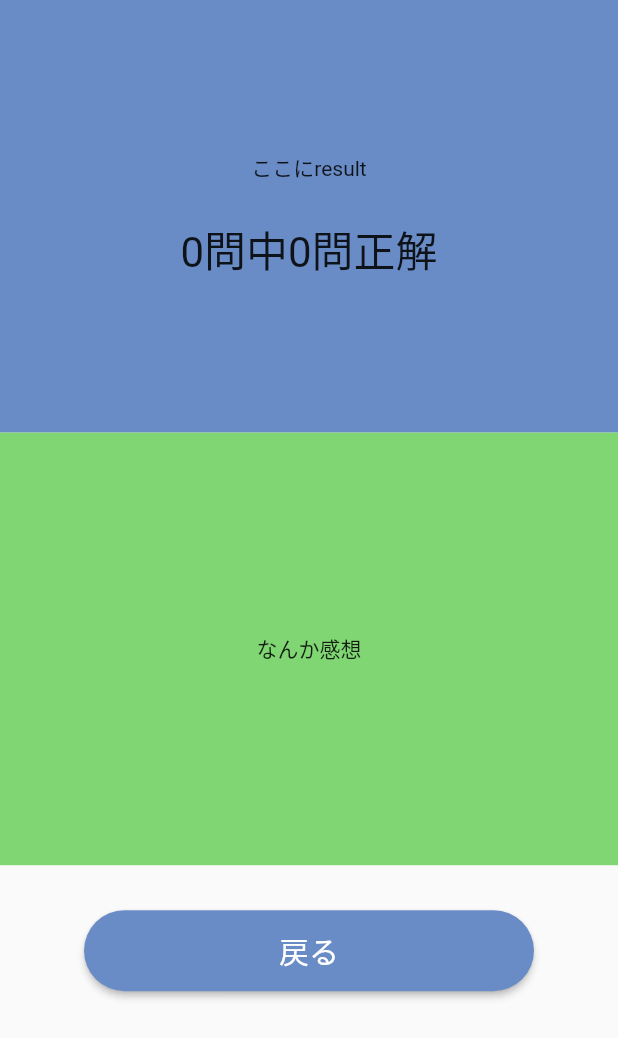
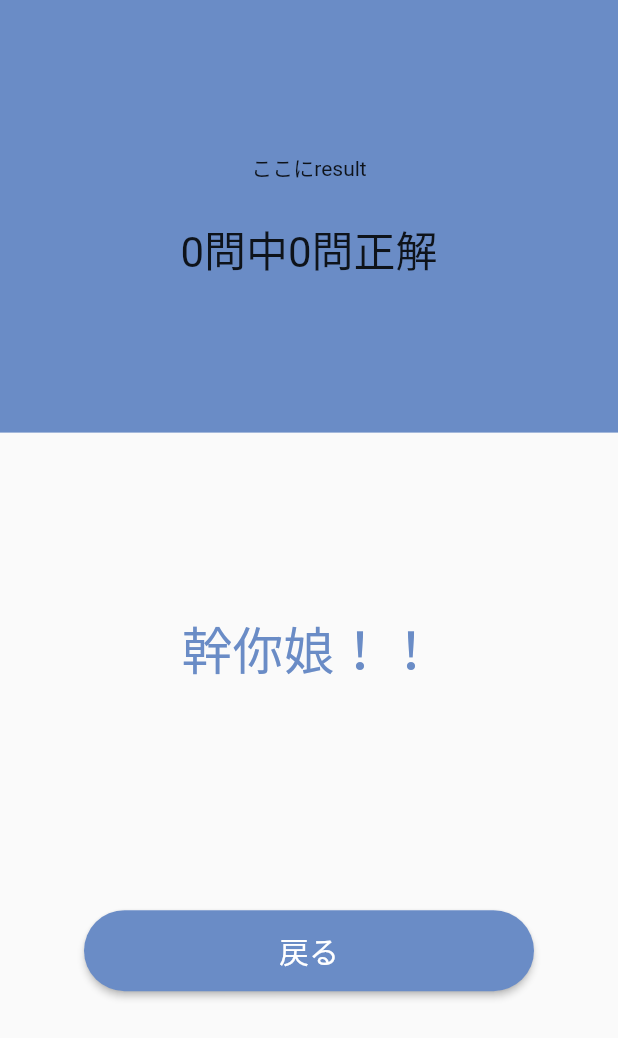
Before and after one commit to tomokio123/chinese-study-application, a Flutter app: the QuestionResultPage screen opened directly with empty values, on a phone screen of 412 x 824 dp. Shown: the top 1038 px of the screen. Run offline on Flutter 3.47's test engine with Material 2 defaults, Android fonts, the phone set to English and light mode, and no system bars; our stand-ins replace animated_text_kit, cloud_firestore, firebase_auth, firebase_core, flutter_riverpod, riverpod and 1 more; accounts and stored records are empty; Roboto replaces fonts that are missing (KleeOne).

Commit message:
正答数によってコメントを分岐する実装

```diff
--- a/lib/view/main_screen/test_list_page/question_page/question_result_page.dart
+++ b/lib/view/main_screen/test_list_page/question_page/question_result_page.dart
@@ -1,4 +1,5 @@
 import 'package:chinese_study_applicaion/Utilities/app_colors.dart';
+import 'package:chinese_study_applicaion/utilities/app_text_styles.dart';
 import 'package:chinese_study_applicaion/utilities/provider/providers.dart';
 import 'package:chinese_study_applicaion/view/common_widget/buttons/normal_button.dart';
 import 'package:chinese_study_applicaion/view/main_screen/main_screen.dart';
@@ -13,9 +14,27 @@ class QuestionResultPage extends ConsumerWidget {
     required this.questionLength, required this.numberOfCorrectAnswers
   }) : super(key: key);
 
-
   @override
   Widget build(BuildContext context, WidgetRef ref) {
+    //TODO:正答数によって出てくる感想を変える処理
+    String returnComment() {
+      String resultComment = "";
+      if(numberOfCorrectAnswers == 0){
+        return resultComment = "幹你娘！！";
+      } else if (numberOfCorrectAnswers > 0 && numberOfCorrectAnswers <= 3){
+        return resultComment = "白痴！！";
+      } else if (numberOfCorrectAnswers > 3 && numberOfCorrectAnswers <= 6){
+        return resultComment = "看不下去";
+      } else if (numberOfCorrectAnswers > 6 && numberOfCorrectAnswers <= 9){
+        return resultComment = "還不錯";
+      } else if (numberOfCorrectAnswers == 10){
+        return resultComment = "完美！太厲害了吧～";
+      }
+      return "No contest";
+    }
+
+    final String comment = returnComment();
+
     final Size size = MediaQuery.of(context).size;
     return Scaffold(
       body: SafeArea(
@@ -44,8 +63,7 @@ class QuestionResultPage extends ConsumerWidget {
                       )),
                 ),
                 Container(
-                    child: Center(child: Text("なんか感想")),
-                    color: AppColors.subGreen,
+                    child: Center(child: Text(comment, style: AppTextStyles.textBoldBig,)),
                     height: size.height * 0.35
                 ),
                 Padding(
```
